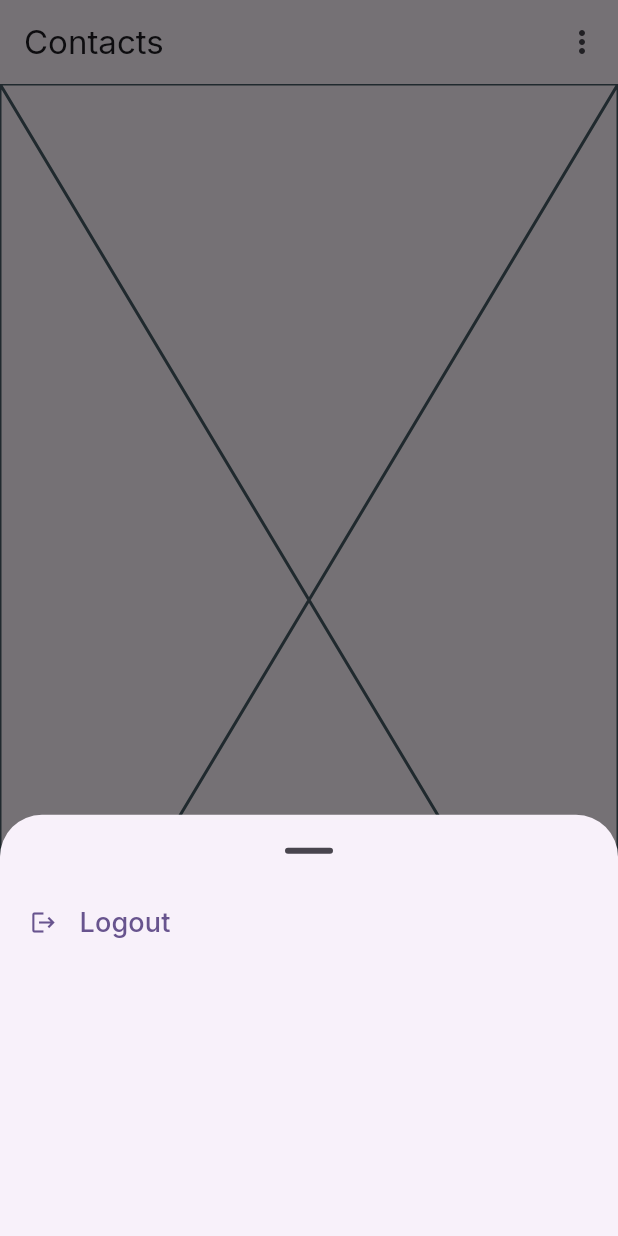
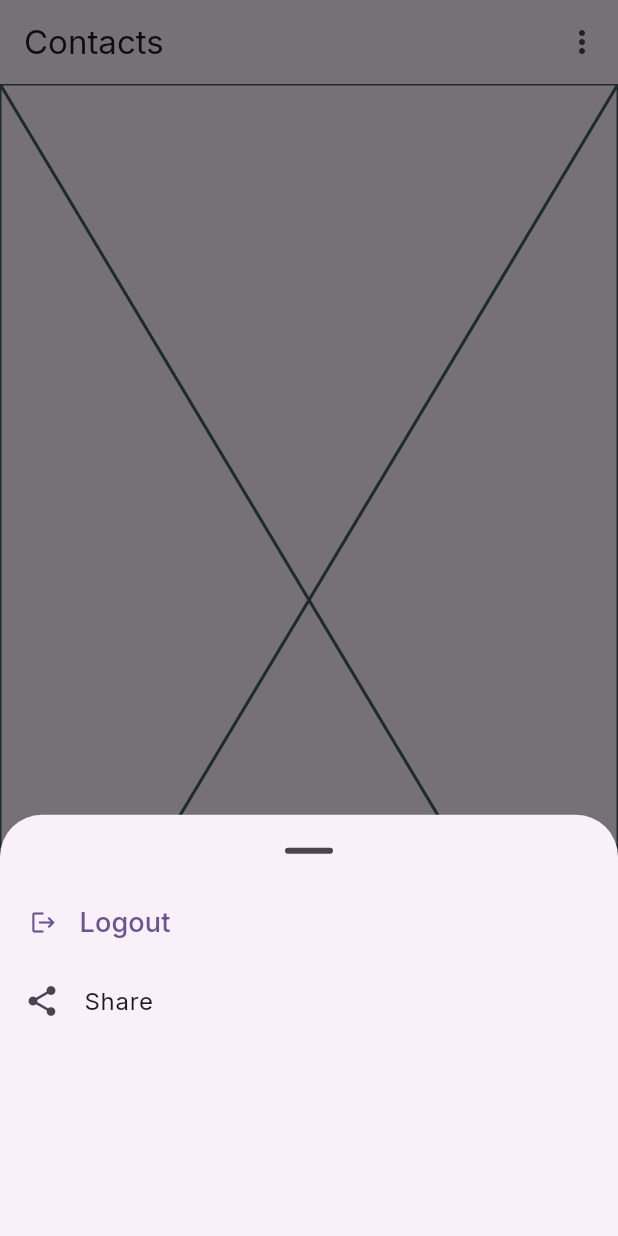
Before and after one commit to fsblaise/blizz_chat, a Flutter app: the HomePage screen opened directly, after a tap on the "more vert" icon, on a phone screen of 412 x 824 dp. Run offline on Flutter 3.47's test engine with Material 2 defaults, Android fonts, the phone set to English and light mode, and no system bars; our stand-ins replace cloud_firestore, firebase_auth, firebase_core, google_fonts; accounts and stored records are empty.

Commit message:
Added Json Serializable package to serialize models to firebase capable Json format.

```diff
--- a/lib/src/models/user_model.dart
+++ b/lib/src/models/user_model.dart
@@ -1,3 +1,8 @@
+import 'package:json_annotation/json_annotation.dart';
+
+part 'user_model.g.dart';
+
+@JsonSerializable()
 class FbUser {
   late String id;
   final String email;
@@ -20,4 +25,6 @@ class FbUser {
       'accentColor': '',
     };
   }
+
+  Map<String, dynamic> toJson() => _$FbUserToJson(this);
 }
--- a/lib/src/services/auth_service.dart
+++ b/lib/src/services/auth_service.dart
@@ -10,10 +10,8 @@ class AuthService {
     try {
       UserCredential authUser = await auth.createUserWithEmailAndPassword(email: user.email, password: password);
       user.id = (authUser.user?.uid).toString();
-      await fStore
-          .collection('Users')
-          .doc(user.id)
-          .set({'id': user.id, 'email': user.email, 'created': user.created, 'fullName': user.fullName});
+      Map<String, dynamic> jsonUser = user.toJson();
+      await fStore.collection('Users').doc(user.id).set(jsonUser);
       return user;
     } catch (e) {
       print(e);
--- a/lib/src/widgets/settings_sheet.dart
+++ b/lib/src/widgets/settings_sheet.dart
@@ -55,10 +55,15 @@ class SettingsSheet extends StatelessWidget {
                                     Text(
                                       'Logout',
                                       style: TextStyle(fontSize: 18),
-                                    )
+                                    ),
                                   ],
                                 ),
                               ),
+                            ),
+                            ListTile(
+                              leading: const Icon(Icons.share),
+                              title: const Text('Share'),
+                              onTap: () {},
                             )
                           ],
                         ),
--- a/pubspec.yaml
+++ b/pubspec.yaml
@@ -14,11 +14,15 @@ dependencies:
     sdk: flutter
   google_fonts: ^6.1.0
   go_router: ^11.1.4
+  json_serializable: ^6.7.1
+  json_annotation: ^4.8.1
 
 dev_dependencies:
   flutter_test:
     sdk: flutter
   flutter_lints: ^2.0.0
+  build_runner: ^2.3.3
+  json_serializable: ^6.7.1
 
 flutter:
   uses-material-design: true
```
Also changed, not shown: lib/src/models/user_model.g.dart (added), pubspec.lock.
